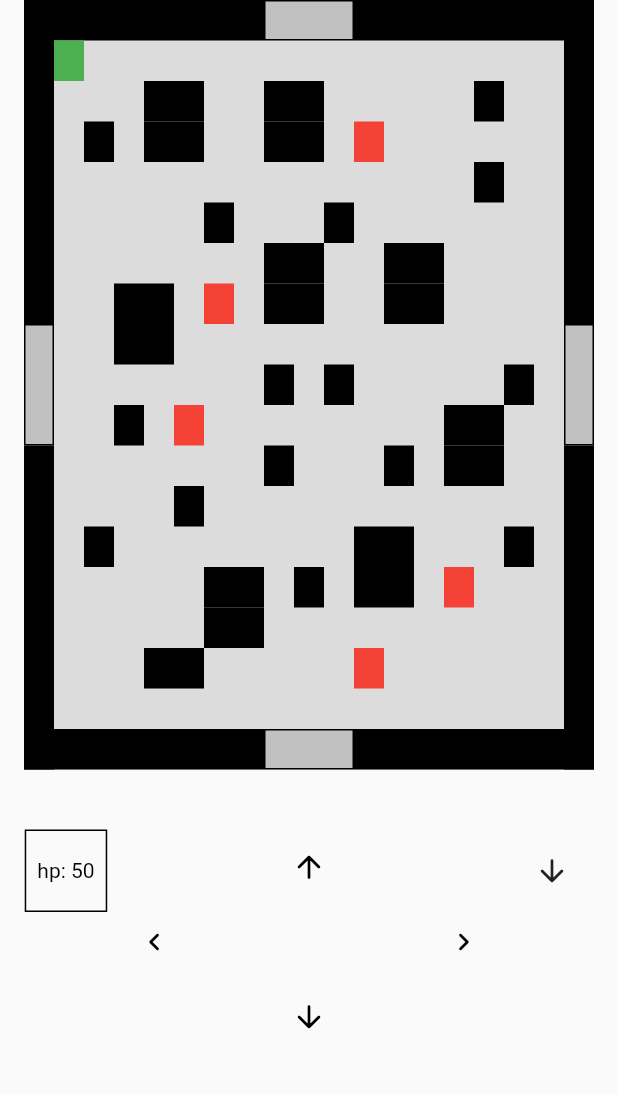
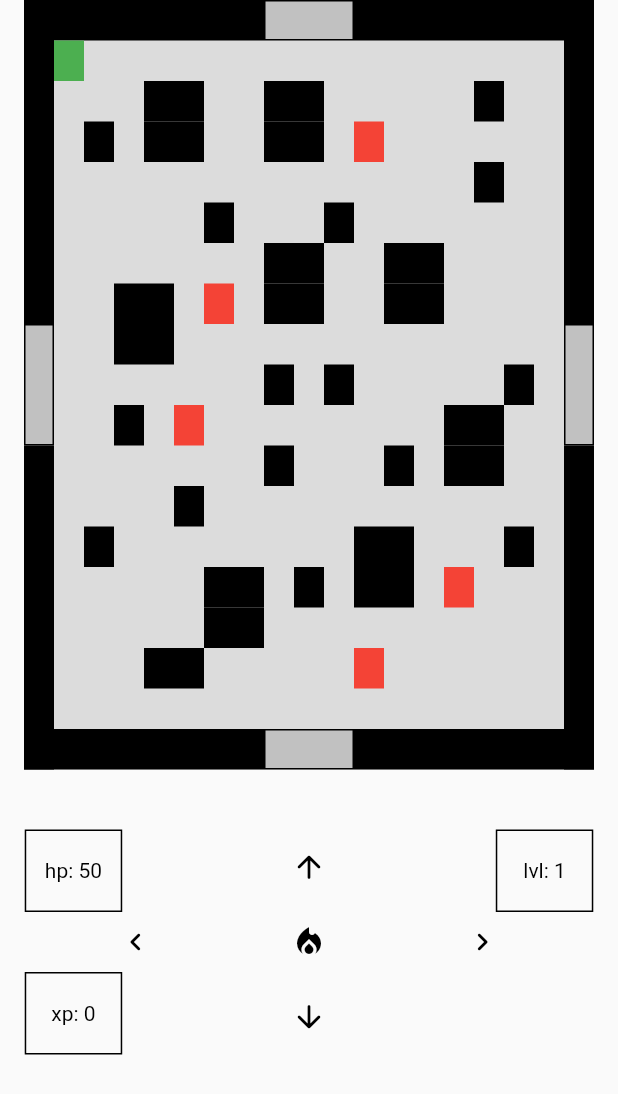
Before and after one commit to Aowar/roguelike_app, a Flutter app: the screen it shows after launch, on a phone screen of 412 x 824 dp. Shown: the top 1094 px of the screen. Run offline on Flutter 3.47's test engine with Material 2 defaults, Android fonts, the phone set to English and light mode, and no system bars; missing offline and left inert: rect_getter.

Commit message:
pre-build v0.5

```diff
--- a/lib/main.dart
+++ b/lib/main.dart
@@ -579,7 +579,7 @@ class _MyHomePageState extends State<MyHomePage> {
                                       width: MediaQuery.of(context).size.width,
                                       child: Center(
                                         child: Column(
-                                          mainAxisAlignment: MainAxisAlignment.spaceAround,
+                                          mainAxisAlignment: MainAxisAlignment.spaceEvenly,
                                           children: [
                                             SizedBox(
                                               width: 50,
@@ -592,7 +592,7 @@ class _MyHomePageState extends State<MyHomePage> {
                                             ),
                                             Center(
                                               child: Row(
-                                                mainAxisAlignment: MainAxisAlignment.spaceAround,
+                                                mainAxisAlignment: MainAxisAlignment.spaceEvenly,
                                                 children: [
                                                   SizedBox(
                                                     width: 50,
@@ -601,6 +601,15 @@ class _MyHomePageState extends State<MyHomePage> {
                                                       icon: const Icon(Icons.keyboard_arrow_left_rounded),
                                                       color: attackFlag ? Colors.red : Colors.black,
                                                       onPressed: () {attackFlag ? playerAttack(4) : goLeft();},
+                                                    ),
+                                                  ),
+                                                  SizedBox(
+                                                    width: 50,
+                                                    height: 50,
+                                                    child: IconButton(
+                                                      icon: const Icon(Icons.local_fire_department),
+                                                      color: attackFlag ? Colors.red : Colors.black,
+                                                      onPressed: prepareAttack,
                                                     ),
                                                   ),
                                                   SizedBox(
@@ -632,20 +641,9 @@ class _MyHomePageState extends State<MyHomePage> {
                                 )
                             ),
                             Positioned(
-                              right: MediaQuery.of(context).size.width / 25,
-                              child: SizedBox(
-                                width: 55,
-                                height: 55,
-                                child: IconButton(
-                                  icon: const Icon(Icons.arrow_downward_rounded),
-                                  onPressed: prepareAttack,
-                                ),
-                              ),
-                            ),
-                            Positioned(
                               left: MediaQuery.of(context).size.width / 25,
                               child: SizedBox(
-                                width: 55,
+                                width: 65,
                                 height: 55,
                                 child: Container(
                                   decoration: BoxDecoration(
@@ -661,7 +659,48 @@ class _MyHomePageState extends State<MyHomePage> {
                                   )
                                 )
                               ),
-                            )
+                            ),
+                            Positioned(
+                              left: MediaQuery.of(context).size.width / 25,
+                              bottom: 0,
+                              child: SizedBox(
+                                  width: 65,
+                                  height: 55,
+                                  child: Container(
+                                      decoration: BoxDecoration(
+                                          border: Border.all(color: Colors.black)
+                                      ),
+                                      child: Center(
+                                        child: Text("xp: " + _hero.exp.toString(),
+                                          style: const TextStyle(
+                                              color: Colors.black,
+                                              fontSize: 14
+                                          ),
+                                        ),
+                                      )
+                                  )
+                              ),
+                            ),
+                            Positioned(
+                              right: MediaQuery.of(context).size.width / 25,
+                              child: SizedBox(
+                                  width: 65,
+                                  height: 55,
+                                  child: Container(
+                                      decoration: BoxDecoration(
+                                          border: Border.all(color: Colors.black)
+                                      ),
+                                      child: Center(
+                                        child: Text("lvl: " + _hero.level.toString(),
+                                          style: const TextStyle(
+                                              color: Colors.black,
+                                              fontSize: 14
+                                          ),
+                                        ),
+                                      )
+                                  )
+                              ),
+                            ),
                           ],
                         ),
                       ),
```
